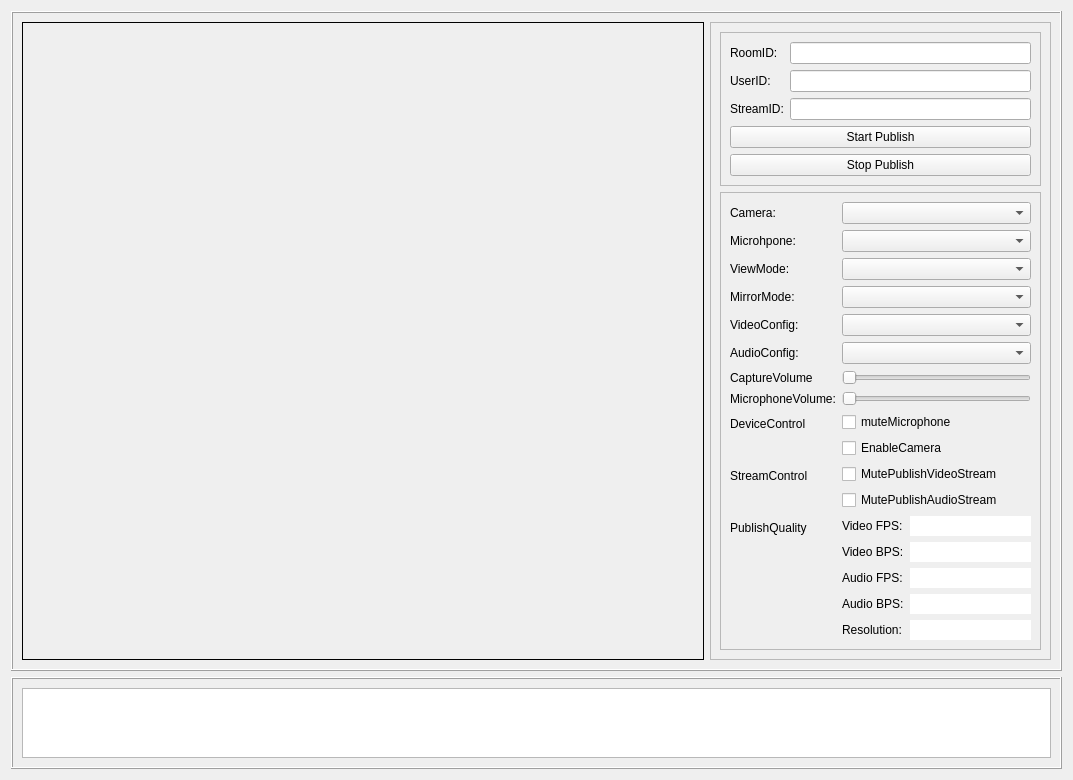
First picture: the form in video/src/Publish/ZegoPublishDemo.ui, repository zegoim/zego-express-example-topics-cpp, before the edit.
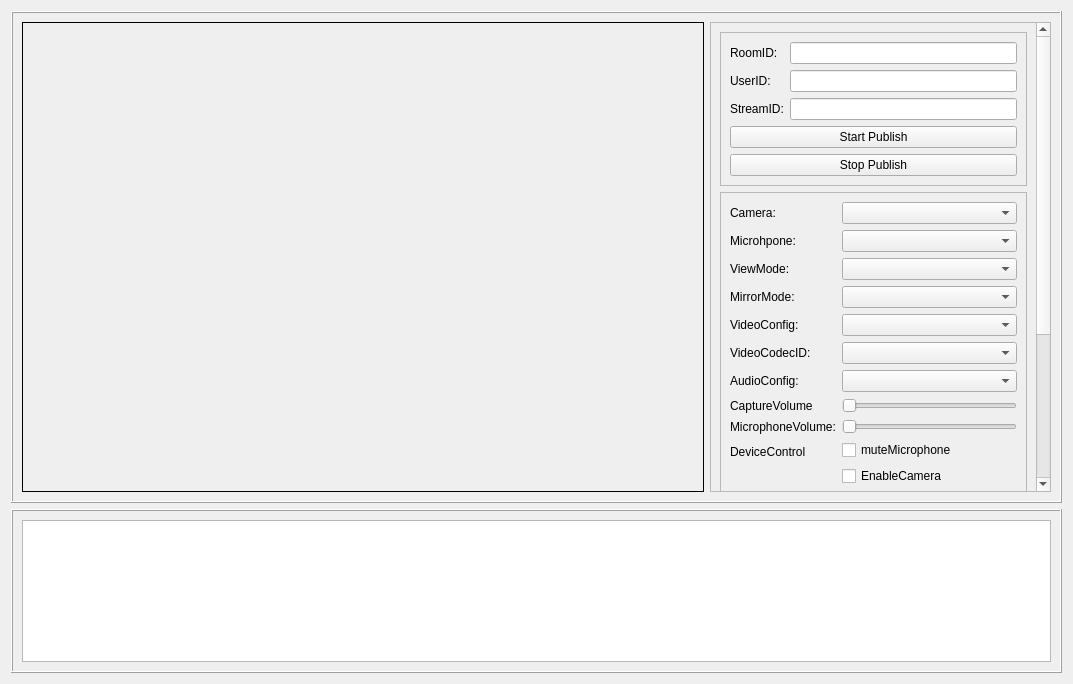
Second picture: the form after the edit.

Commit message: update to support zego-express 2.2.0

```diff
--- a/video/src/Publish/ZegoPublishDemo.ui
+++ b/video/src/Publish/ZegoPublishDemo.ui
@@ -37,20 +37,20 @@
        </widget>
       </item>
       <item>
-       <widget class="QFrame" name="frame_2">
-        <property name="maximumSize">
-         <size>
-          <width>500</width>
-          <height>16777215</height>
-         </size>
+       <widget class="QScrollArea" name="scrollArea">
+        <property name="widgetResizable">
+         <bool>true</bool>
         </property>
-        <property name="frameShape">
-         <enum>QFrame::StyledPanel</enum>
-        </property>
-        <property name="frameShadow">
-         <enum>QFrame::Raised</enum>
-        </property>
-        <layout class="QVBoxLayout" name="verticalLayout" stretch="0,0,1">
+        <widget class="QWidget" name="scrollAreaWidgetContents">
+         <property name="geometry">
+          <rect>
+           <x>0</x>
+           <y>-77</y>
+           <width>335</width>
+           <height>586</height>
+          </rect>
+         </property>
+         <layout class="QVBoxLayout" name="verticalLayout">
          <item>
           <widget class="QFrame" name="frame_4">
            <property name="frameShape">
@@ -267,14 +267,14 @@
               </property>
              </widget>
             </item>
-            <item row="5" column="0">
+             <item row="6" column="0">
              <widget class="QLabel" name="label_15">
               <property name="text">
                <string>AudioConfig:</string>
               </property>
              </widget>
             </item>
-            <item row="5" column="1">
+             <item row="6" column="1">
              <widget class="QComboBox" name="comboBox_audioConfig">
               <property name="enabled">
                <bool>true</bool>
@@ -293,14 +293,14 @@
               </property>
              </widget>
             </item>
-            <item row="6" column="0">
+             <item row="7" column="0">
              <widget class="QLabel" name="label_12">
               <property name="text">
                <string>CaptureVolume</string>
               </property>
              </widget>
             </item>
-            <item row="6" column="1">
+             <item row="7" column="1">
              <widget class="QSlider" name="slider_captureVolume">
               <property name="sizePolicy">
                <sizepolicy hsizetype="Preferred" vsizetype="Preferred">
@@ -316,28 +316,28 @@
               </property>
              </widget>
             </item>
-            <item row="7" column="0">
+             <item row="8" column="0">
              <widget class="QLabel" name="label_18">
               <property name="text">
                <string>MicrophoneVolume:</string>
               </property>
              </widget>
             </item>
-            <item row="7" column="1">
+             <item row="8" column="1">
              <widget class="QSlider" name="slider_microphoneVolume">
               <property name="orientation">
                <enum>Qt::Horizontal</enum>
               </property>
              </widget>
             </item>
-            <item row="8" column="0">
+             <item row="9" column="0">
              <widget class="QLabel" name="label_14">
               <property name="text">
                <string>DeviceControl</string>
               </property>
              </widget>
             </item>
-            <item row="8" column="1">
+             <item row="9" column="1">
              <layout class="QVBoxLayout" name="verticalLayout_4">
               <item>
                <widget class="QCheckBox" name="checkBox_muteMicrophone">
@@ -355,14 +355,14 @@
               </item>
              </layout>
             </item>
-            <item row="9" column="0">
+             <item row="10" column="0">
              <widget class="QLabel" name="label_10">
               <property name="text">
                <string>StreamControl</string>
               </property>
              </widget>
             </item>
-            <item row="9" column="1">
+             <item row="10" column="1">
              <layout class="QVBoxLayout" name="verticalLayout_5">
               <item>
                <widget class="QCheckBox" name="checkBox_mutePublishStreamVideo">
@@ -380,14 +380,14 @@
               </item>
              </layout>
             </item>
-            <item row="10" column="0">
+             <item row="11" column="0">
              <widget class="QLabel" name="label_13">
               <property name="text">
                <string>PublishQuality</string>
               </property>
              </widget>
             </item>
-            <item row="10" column="1">
+             <item row="11" column="1">
              <layout class="QFormLayout" name="formLayout_2">
               <item row="0" column="0">
                <widget class="QLabel" name="label_8">
@@ -479,6 +479,30 @@
               </item>
              </layout>
             </item>
+             <item row="12" column="1">
+              <widget class="QPushButton" name="pushButton_takePublishStreamSnapshot">
+               <property name="text">
+                <string>take snapshot</string>
+               </property>
+              </widget>
+             </item>
+             <item row="12" column="0">
+              <widget class="QLabel" name="label_19">
+               <property name="text">
+                <string>Snapshot:</string>
+               </property>
+              </widget>
+             </item>
+             <item row="5" column="1">
+              <widget class="QComboBox" name="comboBox_videoCodecID"/>
+             </item>
+             <item row="5" column="0">
+              <widget class="QLabel" name="label_21">
+               <property name="text">
+                <string>VideoCodecID:</string>
+               </property>
+              </widget>
+             </item>
            </layout>
           </widget>
          </item>
@@ -496,6 +520,7 @@
           </spacer>
          </item>
         </layout>
+        </widget>
        </widget>
       </item>
      </layout>
```
Lines whose indentation alone changed are shown as unchanged. The commit also changes 41 other files.
